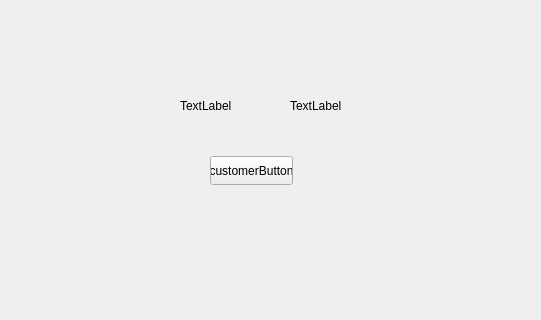
The window that frontend/mainwindow.ui (slmksav/Qt6-ATM-app) describes before a commit, drawn with Qt 5; both pictures show x 160 to 701 and y 184 to 504 of the 800 by 600 pixel window.
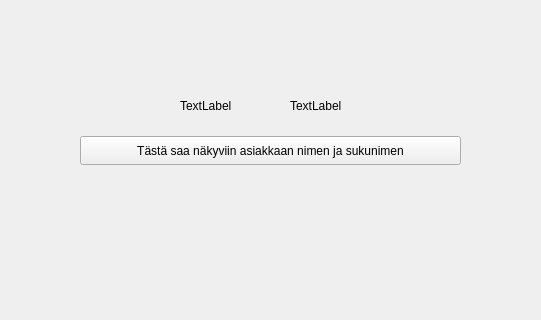
The same window after the commit.

```diff
--- a/frontend/mainwindow.ui
+++ b/frontend/mainwindow.ui
@@ -30,14 +30,14 @@
    <widget class="QPushButton" name="customerButton">
     <property name="geometry">
      <rect>
-      <x>370</x>
-      <y>340</y>
-      <width>83</width>
+      <x>240</x>
+      <y>320</y>
+      <width>381</width>
       <height>29</height>
      </rect>
     </property>
     <property name="text">
-     <string>customerButton</string>
+     <string>Tästä saa näkyviin asiakkaan nimen ja sukunimen</string>
     </property>
    </widget>
    <widget class="QLabel" name="firstName">
```
